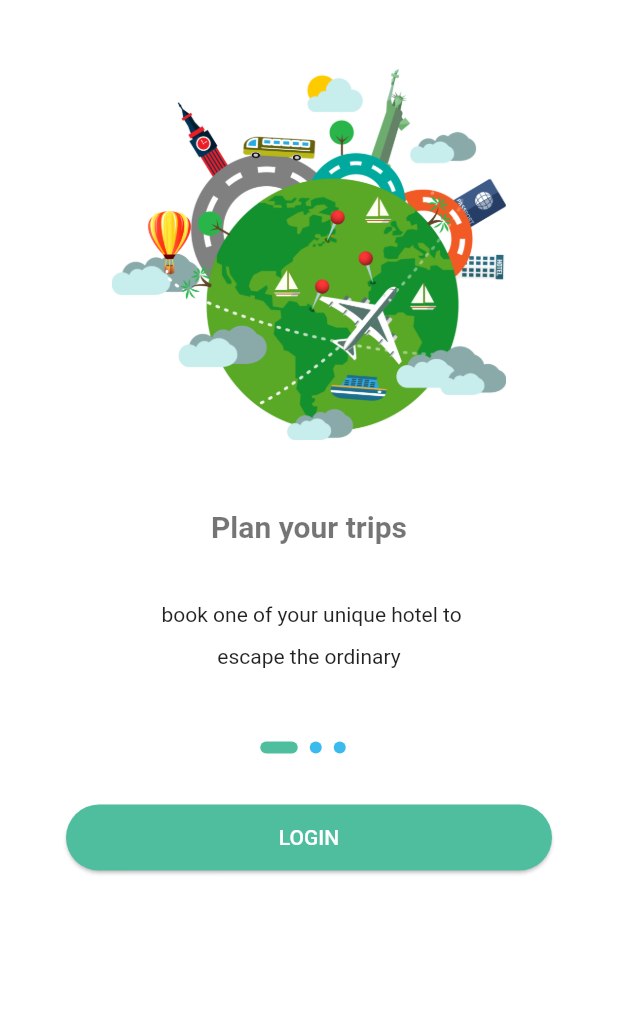
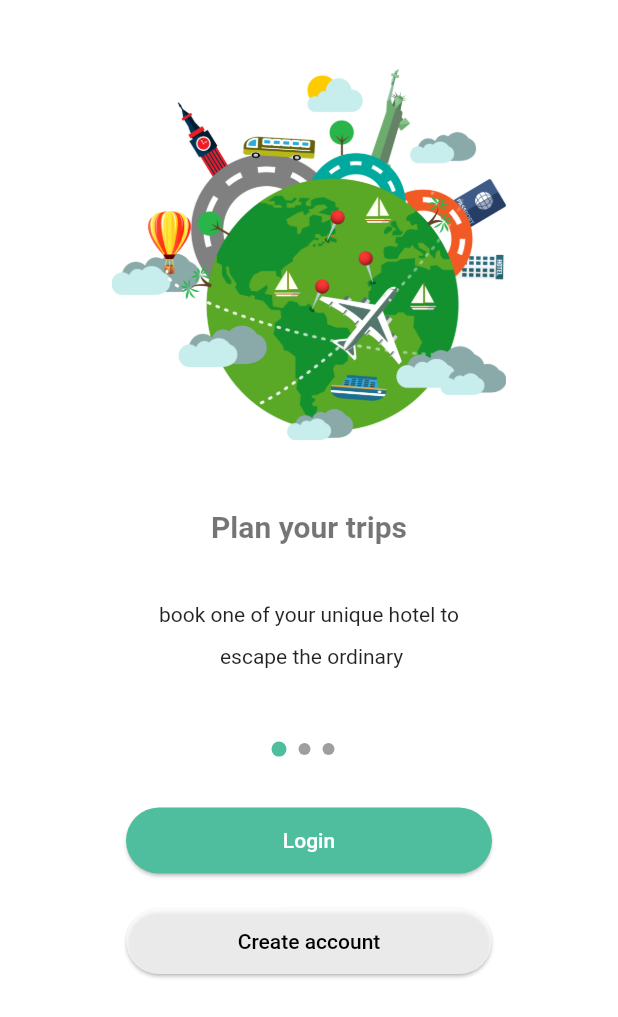
Before and after one commit to EbtisamAshraf/booking_app_internship_algoriza, a Flutter app: the screen it shows after launch, on a phone screen of 412 x 824 dp. Shown: the top 1017 px of the screen. Run offline on Flutter 3.47's test engine with Material 2 defaults, Android fonts, the phone set to English and light mode, and no system bars; our stand-ins replace bloc, carousel_slider, dartz, dio, easy_localization, equatable and 9 more.

```diff
--- a/lib/app.dart
+++ b/lib/app.dart
@@ -13,6 +13,7 @@ class MyApp extends StatelessWidget {
 
   @override
   Widget build(BuildContext context) {
+    // bool? isDarkMode = false;
     bool? isDarkMode = di.sl<SharedPreferences>().getBool('isDark');
     return BlocProvider(
       create: (context) =>
--- a/lib/config/themes/app_theme.dart
+++ b/lib/config/themes/app_theme.dart
@@ -10,6 +10,10 @@ ThemeData appTheme() {
     ),
       primaryColor: AppColors.primaryColor,
        scaffoldBackgroundColor: Colors.white,
+    bottomNavigationBarTheme: BottomNavigationBarThemeData(
+      backgroundColor: Colors.white,
+
+    ),
       appBarTheme: const AppBarTheme(
 
         iconTheme: IconThemeData(color: Colors.black),
@@ -36,6 +40,11 @@ ThemeData appDarkTheme() {
       fillColor:  MaterialStateProperty.all(Colors.white),
 
     ),
+    bottomNavigationBarTheme: BottomNavigationBarThemeData(
+      backgroundColor: Colors.black,
+
+    ),
+
     primaryColor: AppColors.primaryColor,
     scaffoldBackgroundColor: Colors.black38,
     appBarTheme: const AppBarTheme(
--- a/lib/core/app_cubit.dart
+++ b/lib/core/app_cubit.dart
@@ -28,6 +28,7 @@ class AppCubit extends Cubit<AppState> {
   }
 
   Languages? language  ;
+
   var locale = const Locale('en', 'EN');
   changeLanguage(value){
     emit(AppInitial());
--- a/lib/core/widgets/custom_button.dart
+++ b/lib/core/widgets/custom_button.dart
@@ -5,6 +5,8 @@ Widget customElevatedButton(
     {required BuildContext context,
     double width = 1,
     required String text,
+      final Color color = AppColors.defaultColor,
+      final Color textColor =Colors.white,
 
     required VoidCallback? onPressed}) {
   return SizedBox(
@@ -14,9 +16,9 @@ Widget customElevatedButton(
         shape: RoundedRectangleBorder(
           borderRadius: BorderRadius.circular(24),
         ),
-        color: AppColors.defaultColor,
-        child: TextButton(onPressed: onPressed, child: Text(text,style: const TextStyle(
-          color: Colors.white,
+        color: color,
+        child: TextButton(onPressed: onPressed, child: Text(text,style:  TextStyle(
+          color:textColor,
 
         ),))),
   );
--- a/lib/core/widgets/sliver_header.dart
+++ b/lib/core/widgets/sliver_header.dart
@@ -1,5 +1,5 @@
 import 'package:booking_app_internship_algoriza/core/utils/media_query_values.dart';
-import 'package:carousel_slider/carousel_slider.dart';
+ import 'package:carousel_slider/carousel_slider.dart';
 import 'package:flutter/material.dart';
 import 'package:flutter/src/rendering/sliver_persistent_header.dart';
 import 'package:smooth_page_indicator/smooth_page_indicator.dart';
--- a/lib/features/authentication/presentation/screens/login_screen.dart
+++ b/lib/features/authentication/presentation/screens/login_screen.dart
@@ -9,9 +9,9 @@ import 'package:flutter/material.dart';
 import 'package:flutter/services.dart';
 import 'package:flutter_bloc/flutter_bloc.dart';
 import 'package:booking_app_internship_algoriza/injection_container.dart' as di;
-import 'package:font_awesome_flutter/font_awesome_flutter.dart';
 import '../../../../core/utils/validator.dart';
 import '../../../../core/widgets/text_form_field.dart';
+import 'package:font_awesome_flutter/font_awesome_flutter.dart';
 
 class LoginScreen extends StatefulWidget {
   const LoginScreen({Key? key}) : super(key: key);
--- a/lib/features/authentication/presentation/screens/register_screen.dart
+++ b/lib/features/authentication/presentation/screens/register_screen.dart
@@ -11,7 +11,6 @@ import 'package:flutter/services.dart';
 import 'package:flutter_bloc/flutter_bloc.dart';
 import 'package:booking_app_internship_algoriza/injection_container.dart' as di;
 import 'package:font_awesome_flutter/font_awesome_flutter.dart';
-
 import '../../../../core/widgets/text_form_field.dart';
 
 class RegisterScreen extends StatefulWidget {
--- a/lib/features/booking/presentation/screens/upcoming_screen.dart
+++ b/lib/features/booking/presentation/screens/upcoming_screen.dart
@@ -1,5 +1,4 @@
 import 'package:booking_app_internship_algoriza/features/hotels/presentation/screens/hotel_details.dart';
-import 'package:cached_network_image/cached_network_image.dart';
 import 'package:flutter/material.dart';
 import 'package:flutter_rating_bar/flutter_rating_bar.dart';
 
--- a/lib/features/hotels/presentation/screens/hotel_details.dart
+++ b/lib/features/hotels/presentation/screens/hotel_details.dart
@@ -4,8 +4,6 @@ import 'package:booking_app_internship_algoriza/features/hotels/data/model/facil
 import 'package:booking_app_internship_algoriza/features/hotels/data/model/hotels_model.dart';
 import 'package:booking_app_internship_algoriza/features/hotels/presentation/cubit/hotel_cubit.dart';
 import 'package:booking_app_internship_algoriza/features/hotels/presentation/cubit/hotel_states.dart';
-import 'package:cached_network_image/cached_network_image.dart';
-import 'package:carousel_slider/carousel_slider.dart';
 import 'package:flutter/material.dart';
 import 'package:flutter_bloc/flutter_bloc.dart';
 import 'package:flutter_rating_bar/flutter_rating_bar.dart';
--- a/lib/features/profile/presentation/screens/language_screen.dart
+++ b/lib/features/profile/presentation/screens/language_screen.dart
@@ -18,7 +18,7 @@ class LanguageScreen extends StatelessWidget {
     // final  translationCubit = BlocProvider.of<AppCubit>(context);
     return Scaffold(
      appBar: AppBar(
-         title: Text('language',style: Theme.of(context).textTheme.titleLarge)),
+         title: Text('language'.tr(),style: Theme.of(context).textTheme.titleLarge)),
      body: Padding(
        padding: const EdgeInsets.all(20.0),
        child:Column(
@@ -45,7 +45,7 @@ class LanguageScreen extends StatelessWidget {
            Container(
                margin: const EdgeInsets.symmetric(vertical: 10.0 , horizontal: 30),
                width: MediaQuery.of(context).size.width *0.6,
-               child: ElevatedButton(child:  const Text('change Language'),onPressed: (){
+               child: ElevatedButton(child:   Text('Change Language'.tr()),onPressed: (){
                  context.setLocale(AppCubit.get(context).locale);
                })),
          ],
--- a/lib/features/splash/presentation/screens/on_boarding_screen.dart
+++ b/lib/features/splash/presentation/screens/on_boarding_screen.dart
@@ -2,12 +2,14 @@ import 'package:booking_app_internship_algoriza/core/utils/app_strings.dart';
 import 'package:booking_app_internship_algoriza/core/utils/assets_manager.dart';
 import 'package:booking_app_internship_algoriza/core/widgets/custom_button.dart';
 import 'package:booking_app_internship_algoriza/features/authentication/presentation/screens/login_screen.dart';
+import 'package:booking_app_internship_algoriza/features/authentication/presentation/screens/register_screen.dart';
 import 'package:booking_app_internship_algoriza/features/hotels/presentation/screens/main_screen.dart';
 import 'package:booking_app_internship_algoriza/features/splash/data/models/onboarrding_model.dart';
 import 'package:booking_app_internship_algoriza/features/splash/presentation/cubit/onboarding_cubit.dart';
 import 'package:booking_app_internship_algoriza/features/splash/presentation/cubit/onboarding_state.dart';
 import 'package:booking_app_internship_algoriza/features/splash/presentation/widgets/custom_indicator.dart';
 import 'package:booking_app_internship_algoriza/features/splash/presentation/widgets/on_boarding_slider.dart';
+import 'package:easy_localization/easy_localization.dart';
 import 'package:flutter/material.dart';
 import 'package:flutter_bloc/flutter_bloc.dart';
 
@@ -22,16 +24,16 @@ class OnBoardingScreen extends StatelessWidget {
     List<OnBoardingModel> onBoardingList = [
       OnBoardingModel(
           image: ImageAssets.onBoardingImage1,
-          title: Text('Plan your trips',style: Theme.of(context).textTheme.displayMedium),
-          body:' book one of your unique hotel to\nescape the ordinary'),
+          title: Text('Plan your trips'.tr(),style: Theme.of(context).textTheme.displayMedium),
+          body:'on Boarding body 1'.tr()),
       OnBoardingModel(
           image: ImageAssets.onBoardingImage2,
-          title: Text('Find best deals',style: Theme.of(context).textTheme.displayMedium),
-          body:  'Find deals for any season from cosy\ncountry homes to city flats'),
+          title: Text('Find best deals'.tr(),style: Theme.of(context).textTheme.displayMedium),
+          body:  'on Boarding body 2'.tr()),
       OnBoardingModel(
           image: ImageAssets.onBoardingImage3,
-          title: Text('Best travelling all time',style: Theme.of(context).textTheme.displayMedium),
-          body: 'Find deals for any season from cosy\ncountry homes to city flats'),
+          title: Text('Best travelling all time'.tr(),style: Theme.of(context).textTheme.displayMedium),
+          body: 'on Boarding body 3'.tr()),
     ];
 
     return SafeArea(
@@ -81,15 +83,28 @@ class OnBoardingScreen extends StatelessWidget {
                     height: 30,
                   ),
                   Padding(
-                    padding: const EdgeInsets.symmetric(horizontal: 40.0),
+                    padding: const EdgeInsets.symmetric(horizontal: 80.0),
                     child: customElevatedButton(onPressed: (){
                       OnBoardingCubit.get(context).changeIsSkip();
                       Navigator.pushReplacement(
                           context,
                           MaterialPageRoute(
                               builder: (C) => AppStrings.token.isEmpty? LoginScreen() :MainScreen()));
-                    } ,text: 'LOGIN', context: context,),
-                  )
+                    } ,text: 'Login'.tr(), context: context,),
+                  ),
+                  const SizedBox(
+                    height: 15,
+                  ),
+                  Padding(
+                    padding: const EdgeInsets.symmetric(horizontal: 80.0),
+                    child: customElevatedButton(onPressed: (){
+                      OnBoardingCubit.get(context).changeIsSkip();
+                      Navigator.pushReplacement(
+                          context,
+                          MaterialPageRoute(
+                              builder: (C) => AppStrings.token.isEmpty? const RegisterScreen() :MainScreen()));
+                    } ,text: 'Create account'.tr(), context: context,color: Colors.white70,textColor: Colors.black),
+                  ),
                 ],
               );
             },
--- a/lib/features/splash/presentation/screens/splash_screen.dart
+++ b/lib/features/splash/presentation/screens/splash_screen.dart
@@ -27,8 +27,8 @@ class _SplashScreenState extends State<SplashScreen> {
   }
 
   nextScreen() async {
-     // bool? isSkip =  false;
-     bool? isSkip =  di.sl<SharedPreferences>().getBool('isSkip');
+      bool? isSkip =  false;
+    // bool? isSkip =  di.sl<SharedPreferences>().getBool('isSkip');
     AppStrings.token =  di.sl<SharedPreferences>().getString('token') ?? "";
 
     if (isSkip == true) {
--- a/lib/features/splash/presentation/widgets/custom_indicator.dart
+++ b/lib/features/splash/presentation/widgets/custom_indicator.dart
@@ -48,8 +48,8 @@ class ActiveDot extends StatelessWidget {
     return Padding(
       padding: const EdgeInsets.only(right: 8.0),
       child: Container(
-        width: 25,
-        height: 8,
+        width: 10,
+        height: 10,
         decoration: BoxDecoration(
           color: AppColors.primaryColor,
           borderRadius: BorderRadius.circular(5),
@@ -70,7 +70,7 @@ class InactiveDot extends StatelessWidget {
         width: 8,
         height: 8,
         decoration: BoxDecoration(
-          color: AppColors.lightPrimaryColor,
+          color: AppColors.hintColor,
           borderRadius: BorderRadius.circular(5),
         ),
       ),
--- a/pubspec.yaml
+++ b/pubspec.yaml
@@ -26,6 +26,8 @@ dependencies:
   internet_connection_checker: ^0.0.1+4
   shared_preferences: ^2.0.15
   smooth_page_indicator:
+  font_awesome_flutter:
+  carousel_slider:
 
 dev_dependencies:
   auto_divider: ^1.0.0
```
Also changed, not shown: assets/translation/ar-AR.json (+38 -1 lines), assets/translation/en-EN.json (+39 -1 lines), lib/features/hotels/presentation/screens/main_screen.dart (+8 -7 lines), lib/features/profile/presentation/screens/edit_profile_screen.dart (+7 -6 lines), lib/features/profile/presentation/screens/profile_screen.dart (+13 -12 lines), lib/features/profile/presentation/screens/setting_screen.dart (+11 -11 lines), pubspec.lock.
